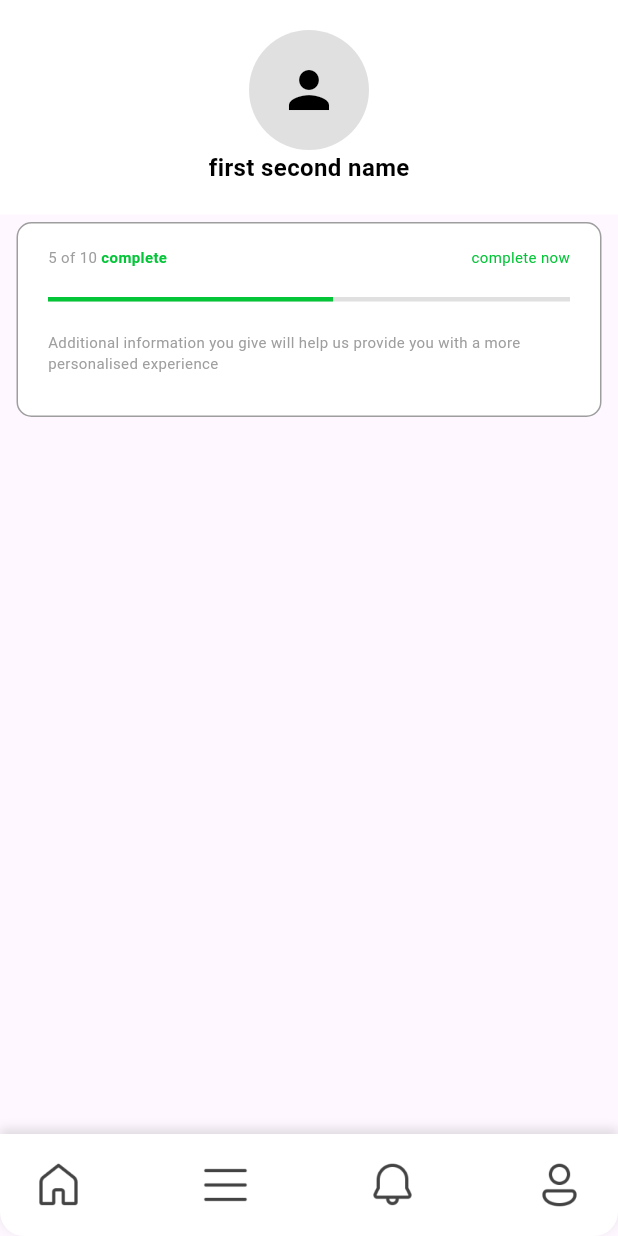
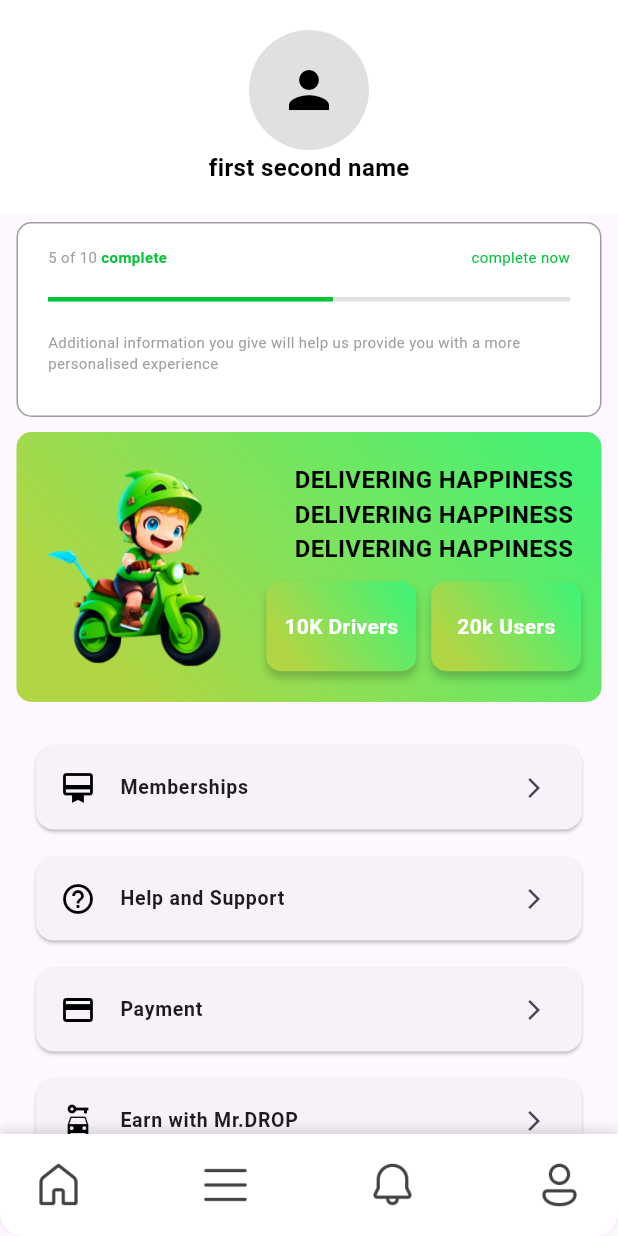
Before and after one commit to ProjectZ10nX/SLTaxi, a Flutter app: the AccountScreen screen opened directly, on a phone screen of 412 x 824 dp. Run offline on Flutter 3.47's test engine with Material 3 defaults, Android fonts, the phone set to English and light mode, and no system bars.

Commit message:
account screen done

```diff
--- a/lib/screens/account_screen.dart
+++ b/lib/screens/account_screen.dart
@@ -2,6 +2,8 @@ import 'package:flutter/material.dart';
 import 'package:mrdrop/widgets/cutom_bottom_navbar.dart';
 import 'package:mrdrop/widgets/user_profile_section.dart';
 import 'package:mrdrop/widgets/user_progress_card.dart';
+import 'package:mrdrop/widgets/delivery_card.dart';
+import 'package:mrdrop/widgets/option_title.dart';
 
 class AccountScreen extends StatefulWidget {
   const AccountScreen({super.key});
@@ -21,6 +23,16 @@ class _AccountScreenState extends State<AccountScreen> {
             UserProfileSection(),
             SizedBox(height: 5),
             UserProgressCard(),
+            SizedBox(height: 10),
+            DeliveryCard(),
+            SizedBox(
+              height: 20,
+            ),
+            OptionTitle(icon: Icons.card_membership, title: 'Memberships'),
+            OptionTitle(icon: Icons.help_outline, title: 'Help and Support'),
+            OptionTitle(icon: Icons.payment, title: 'Payment'),
+            OptionTitle(icon: Icons.car_rental, title: 'Earn with Mr.DROP'),
+            OptionTitle(icon: Icons.info_outline, title: 'About Us'),
           ],
         ),
       ),
--- a/lib/widgets/cutom_bottom_navbar.dart
+++ b/lib/widgets/cutom_bottom_navbar.dart
@@ -1,5 +1,6 @@
 import 'package:flutter/material.dart';
 import 'package:mrdrop/screens/account_screen.dart';
+import 'package:mrdrop/screens/home_screen.dart';
 
 class CustomBottomNavBar extends StatelessWidget {
   // ignore: use_super_parameters
@@ -30,7 +31,12 @@ class CustomBottomNavBar extends StatelessWidget {
           mainAxisAlignment: MainAxisAlignment.spaceBetween,
           children: [
             GestureDetector(
-              onTap: () {},
+              onTap: () {
+                Navigator.push(
+                  context,
+                  MaterialPageRoute(builder: (context) => const HomeScreen()),
+                );
+              },
               child: Image.asset(
                 'assets/Home.png',
                 width: 34,
--- /dev/null
+++ b/lib/widgets/delivery_card.dart
@@ -0,0 +1,139 @@
+import 'package:flutter/material.dart';
+
+class DeliveryCard extends StatelessWidget {
+  // ignore: use_super_parameters
+  const DeliveryCard({Key? key}) : super(key: key);
+
+  @override
+  Widget build(BuildContext context) {
+    double rotationAngle = 3.09 * 3.14159 / 180;
+
+    return Center(
+      child: Container(
+        width: 390,
+        height: 180,
+        margin: const EdgeInsets.symmetric(horizontal: 0.0),
+        padding: const EdgeInsets.all(0.0),
+        decoration: BoxDecoration(
+          borderRadius: BorderRadius.circular(10),
+          gradient: const LinearGradient(
+            begin: Alignment.topLeft,
+            end: Alignment.bottomRight,
+            transform: GradientRotation(5.146), // Angle in radians
+            colors: [
+              Color.fromRGBO(176, 214, 69, 1),
+              Color(0xFF46F174),
+            ],
+            stops: [0.174, 0.9203], // Positions in the gradient
+          ),
+        ),
+        child: Row(
+          children: [
+            Align(
+              alignment: Alignment.topLeft,
+              child: Transform.rotate(
+                angle: rotationAngle,
+                child: Opacity(
+                  opacity: 1.0,
+                  child: Image.asset(
+                    'assets/Rectangle 53.png',
+                    width: 166.48,
+                    height: 179.6,
+                  ),
+                ),
+              ),
+            ),
+            Expanded(
+              child: Padding(
+                padding: const EdgeInsets.only(left: 0),
+                child: Column(
+                  // crossAxisAlignment: CrossAxisAlignment.start,
+                  mainAxisAlignment: MainAxisAlignment.center,
+                  children: [
+                    const Text(
+                      'DELIVERING HAPPINESS',
+                      style: TextStyle(
+                        fontSize: 16,
+                        fontWeight: FontWeight.bold,
+                        color: Colors.black,
+                      ),
+                    ),
+                    const Text(
+                      'DELIVERING HAPPINESS',
+                      style: TextStyle(
+                        fontSize: 16,
+                        fontWeight: FontWeight.bold,
+                        color: Colors.black,
+                      ),
+                    ),
+                    const Text(
+                      'DELIVERING HAPPINESS',
+                      style: TextStyle(
+                        fontSize: 16,
+                        fontWeight: FontWeight.bold,
+                        color: Colors.black,
+                      ),
+                    ),
+                    const SizedBox(
+                      height: 10,
+                    ),
+                    Container(
+                      padding: const EdgeInsets.only(left: 0),
+                      child: Row(
+                        children: [
+                          buildTextContainer2(
+                            '10K Drivers',
+                          ),
+                          const SizedBox(width: 10),
+                          buildTextContainer2(
+                            '20k Users',
+                          ),
+                        ],
+                      ),
+                    )
+                  ],
+                ),
+              ),
+            ),
+          ],
+        ),
+      ),
+    );
+  }
+}
+
+Widget buildTextContainer2(String text) {
+  return Container(
+    width: 100,
+    height: 60,
+    decoration: BoxDecoration(
+      gradient: const LinearGradient(
+        begin: Alignment.topLeft,
+        end: Alignment.bottomRight,
+        transform: GradientRotation(5.146), // Angle in radians
+        colors: [
+          Color.fromRGBO(176, 214, 69, 1),
+          Color(0xFF46F174),
+        ],
+        stops: [0.174, 0.9203], // Positions in the gradient
+      ),
+      boxShadow: [
+        BoxShadow(
+          color: Colors.black.withOpacity(0.2),
+          offset: const Offset(0, 4),
+          blurRadius: 4,
+        ),
+      ],
+      borderRadius: BorderRadius.circular(10),
+    ),
+    child: Center(
+        child: Text(
+      text,
+      style: const TextStyle(
+        fontSize: 14,
+        fontWeight: FontWeight.bold,
+        color: Colors.white,
+      ),
+    )),
+  );
+}
--- /dev/null
+++ b/lib/widgets/option_title.dart
@@ -0,0 +1,44 @@
+import 'package:flutter/material.dart';
+
+class OptionTitle extends StatefulWidget {
+  final IconData icon;
+  final String title;
+  final VoidCallback? onTap;
+
+  const OptionTitle(
+      {Key? key, required this.icon, required this.title, this.onTap})
+      : super(key: key);
+
+  @override
+  State<OptionTitle> createState() => _OptionTitleState();
+}
+
+class _OptionTitleState extends State<OptionTitle> {
+  @override
+  Widget build(BuildContext context) {
+    return Padding(
+      padding: const EdgeInsets.symmetric(
+        horizontal: 20.0,
+        vertical: 5.0,
+      ),
+      child: Card(
+        child: ListTile(
+          leading: Icon(
+            widget.icon,
+            color: Colors.black,
+          ),
+          minVerticalPadding: 15,
+          title: Text(
+            widget.title,
+            style: const TextStyle(
+              fontWeight: FontWeight.bold,
+              fontSize: 13,
+            ),
+          ),
+          trailing: const Icon(Icons.arrow_forward_ios, size: 16),
+          onTap: widget.onTap,
+        ),
+      ),
+    );
+  }
+}
```
